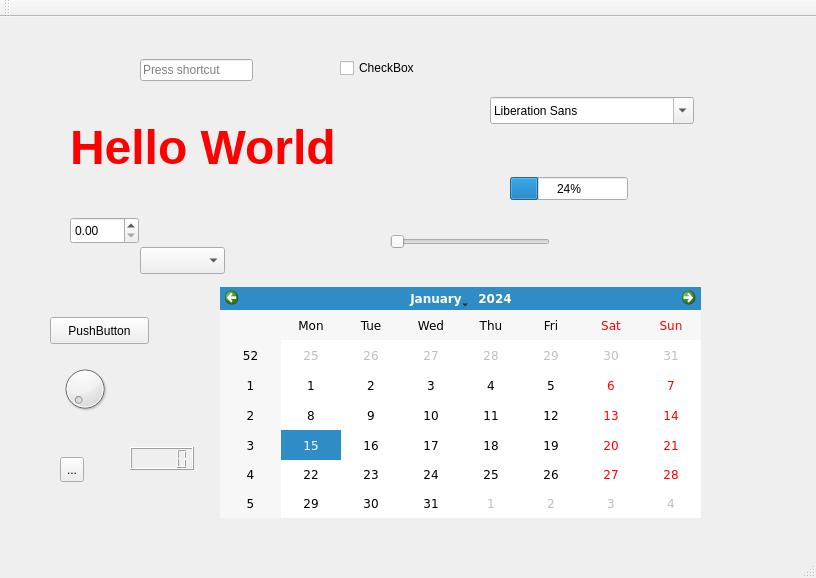
The window that mainwindow.ui (kevink1113/LG_Bootcamp) describes before a commit, drawn with Qt 5.
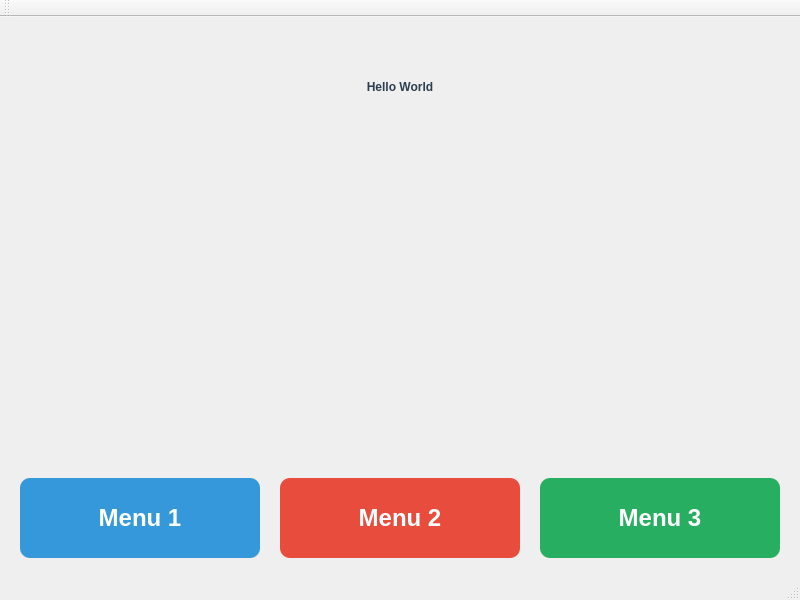
The same window after the commit.

Patch:
```diff
--- a/mainwindow.ui
+++ b/mainwindow.ui
@@ -6,172 +6,160 @@
    <rect>
     <x>0</x>
     <y>0</y>
-    <width>816</width>
-    <height>578</height>
+    <width>800</width>
+    <height>600</height>
    </rect>
   </property>
   <property name="windowTitle">
    <string>MainWindow</string>
   </property>
   <widget class="QWidget" name="centralWidget">
-   <widget class="QLabel" name="label">
-    <property name="geometry">
-     <rect>
-      <x>70</x>
-      <y>90</y>
-      <width>331</width>
-      <height>81</height>
-     </rect>
+   <layout class="QVBoxLayout" name="verticalLayout">
+    <property name="spacing">
+     <number>20</number>
     </property>
-    <property name="styleSheet">
-     <string notr="true">font: 20pt &quot;Ubuntu&quot;;
-font: 40pt &quot;Ubuntu&quot;;
-font: 11pt &quot;Noto Sans Mono CJK KR&quot;;</string>
+    <property name="leftMargin">
+     <number>20</number>
     </property>
-    <property name="text">
-     <string>&lt;html&gt;&lt;head/&gt;&lt;body&gt;&lt;p&gt;&lt;span style=&quot; font-size:36pt; font-weight:600; color:#ff0000;&quot;&gt;Hello World&lt;/span&gt;&lt;/p&gt;&lt;/body&gt;&lt;/html&gt;</string>
+    <property name="topMargin">
+     <number>20</number>
     </property>
-   </widget>
-   <widget class="QCalendarWidget" name="calendarWidget">
-    <property name="geometry">
-     <rect>
-      <x>220</x>
-      <y>270</y>
-      <width>481</width>
-      <height>231</height>
-     </rect>
+    <property name="rightMargin">
+     <number>20</number>
     </property>
-    <property name="font">
-     <font>
-      <family>DejaVu Sans</family>
-     </font>
+    <property name="bottomMargin">
+     <number>20</number>
     </property>
-   </widget>
-   <widget class="QProgressBar" name="progressBar">
-    <property name="geometry">
-     <rect>
-      <x>510</x>
-      <y>160</y>
-      <width>118</width>
-      <height>23</height>
-     </rect>
-    </property>
-    <property name="value">
-     <number>24</number>
-    </property>
-   </widget>
-   <widget class="QComboBox" name="comboBox">
-    <property name="geometry">
-     <rect>
-      <x>140</x>
-      <y>230</y>
-      <width>85</width>
-      <height>27</height>
-     </rect>
-    </property>
-   </widget>
-   <widget class="QFontComboBox" name="fontComboBox">
-    <property name="geometry">
-     <rect>
-      <x>490</x>
-      <y>80</y>
-      <width>204</width>
-      <height>27</height>
-     </rect>
-    </property>
-   </widget>
-   <widget class="QDial" name="dial">
-    <property name="geometry">
-     <rect>
-      <x>60</x>
-      <y>340</y>
-      <width>50</width>
-      <height>64</height>
-     </rect>
-    </property>
-   </widget>
-   <widget class="QKeySequenceEdit" name="keySequenceEdit">
-    <property name="geometry">
-     <rect>
-      <x>140</x>
-      <y>40</y>
-      <width>113</width>
-      <height>27</height>
-     </rect>
-    </property>
-   </widget>
-   <widget class="QCheckBox" name="checkBox">
-    <property name="geometry">
-     <rect>
-      <x>340</x>
-      <y>40</y>
-      <width>97</width>
-      <height>22</height>
-     </rect>
-    </property>
-    <property name="text">
-     <string>CheckBox</string>
-    </property>
-   </widget>
-   <widget class="QToolButton" name="toolButton">
-    <property name="geometry">
-     <rect>
-      <x>60</x>
-      <y>440</y>
-      <width>24</width>
-      <height>25</height>
-     </rect>
-    </property>
-    <property name="text">
-     <string>...</string>
-    </property>
-   </widget>
-   <widget class="QPushButton" name="pushButton">
-    <property name="geometry">
-     <rect>
-      <x>50</x>
-      <y>300</y>
-      <width>99</width>
-      <height>27</height>
-     </rect>
-    </property>
-    <property name="text">
-     <string>PushButton</string>
-    </property>
-   </widget>
-   <widget class="QDoubleSpinBox" name="doubleSpinBox">
-    <property name="geometry">
-     <rect>
-      <x>70</x>
-      <y>200</y>
-      <width>69</width>
-      <height>27</height>
-     </rect>
-    </property>
-   </widget>
-   <widget class="QSlider" name="horizontalSlider">
-    <property name="geometry">
-     <rect>
-      <x>390</x>
-      <y>210</y>
-      <width>160</width>
-      <height>29</height>
-     </rect>
-    </property>
-    <property name="orientation">
-     <enum>Qt::Horizontal</enum>
-    </property>
-   </widget>
-   <widget class="QLCDNumber" name="lcdNumber">
-    <property name="geometry">
-     <rect>
-      <x>130</x>
-      <y>430</y>
-      <width>64</width>
-      <height>23</height>
-     </rect>
-    </property>
-   </widget>
+    <item>
+     <widget class="QLabel" name="titleLabel">
+      <property name="minimumSize">
+       <size>
+        <width>0</width>
+        <height>100</height>
+       </size>
+      </property>
+      <property name="styleSheet">
+       <string notr="true">font: 48pt &quot;Arial&quot;;
+font-weight: bold;
+color: #2c3e50;
+text-align: center;</string>
+      </property>
+      <property name="text">
+       <string>Hello World</string>
+      </property>
+      <property name="alignment">
+       <set>Qt::AlignCenter</set>
+      </property>
+     </widget>
+    </item>
+    <item>
+     <spacer name="verticalSpacer">
+      <property name="orientation">
+       <enum>Qt::Vertical</enum>
+      </property>
+      <property name="sizeHint" stdset="0">
+       <size>
+        <width>20</width>
+        <height>40</height>
+       </size>
+      </property>
+     </spacer>
+    </item>
+    <item>
+     <layout class="QHBoxLayout" name="buttonLayout">
+      <property name="spacing">
+       <number>20</number>
+      </property>
+      <item>
+       <widget class="QPushButton" name="menuButton1">
+        <property name="minimumSize">
+         <size>
+          <width>200</width>
+          <height>80</height>
+         </size>
+        </property>
+        <property name="styleSheet">
+         <string notr="true">QPushButton {
+    background-color: #3498db;
+    border: none;
+    color: white;
+    font-size: 18pt;
+    font-weight: bold;
+    border-radius: 10px;
+}
+QPushButton:hover {
+    background-color: #2980b9;
+}
+QPushButton:pressed {
+    background-color: #21618c;
+}</string>
+        </property>
+        <property name="text">
+         <string>Menu 1</string>
+        </property>
+       </widget>
+      </item>
+      <item>
+       <widget class="QPushButton" name="menuButton2">
+        <property name="minimumSize">
+         <size>
+          <width>200</width>
+          <height>80</height>
+         </size>
+        </property>
+        <property name="styleSheet">
+         <string notr="true">QPushButton {
+    background-color: #e74c3c;
+    border: none;
+    color: white;
+    font-size: 18pt;
+    font-weight: bold;
+    border-radius: 10px;
+}
+QPushButton:hover {
+    background-color: #c0392b;
+}
+QPushButton:pressed {
+    background-color: #a93226;
+}</string>
+        </property>
+        <property name="text">
+         <string>Menu 2</string>
+        </property>
+       </widget>
+      </item>
+      <item>
+       <widget class="QPushButton" name="menuButton3">
+        <property name="minimumSize">
+         <size>
+          <width>200</width>
+          <height>80</height>
+         </size>
+        </property>
+        <property name="styleSheet">
+         <string notr="true">QPushButton {
+    background-color: #27ae60;
+    border: none;
+    color: white;
+    font-size: 18pt;
+    font-weight: bold;
+    border-radius: 10px;
+}
+QPushButton:hover {
+    background-color: #229954;
+}
+QPushButton:pressed {
+    background-color: #1e8449;
+}</string>
+        </property>
+        <property name="text">
+         <string>Menu 3</string>
+        </property>
+       </widget>
+      </item>
+     </layout>
+    </item>
+   </layout>
   </widget>
   <widget class="QMenuBar" name="menuBar">
    <property name="geometry">
```
Left out of the diff: 4 changed lines with no effect on the pictures.
